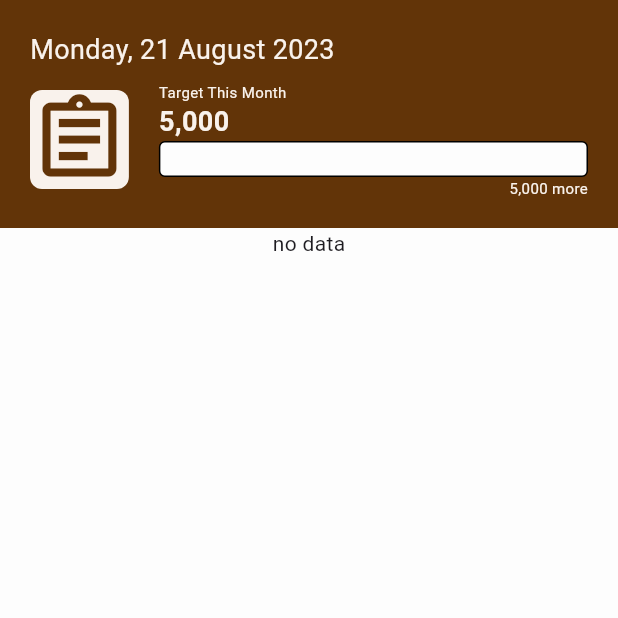
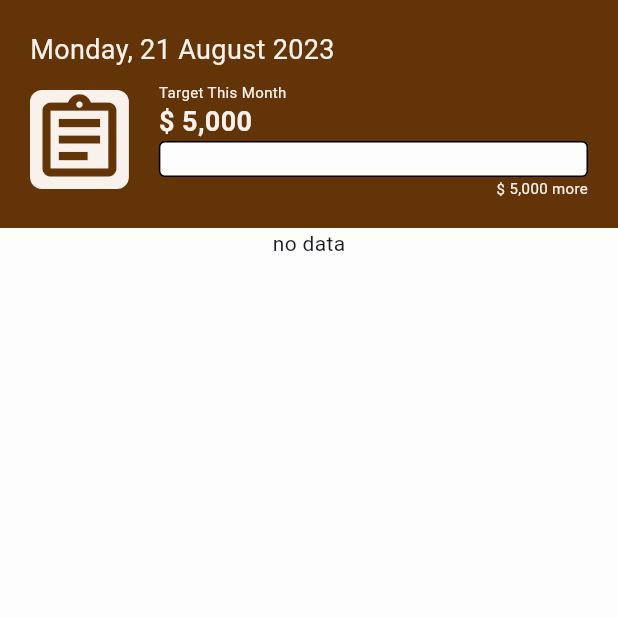
Before and after one commit to kezia2909/food_sales_recording_application, a Flutter app: the screen it shows after launch, on a phone screen of 412 x 824 dp, the top half of it. Run offline on Flutter 3.47's test engine with Material 2 defaults, Android fonts, the phone set to English and light mode, and no system bars; our stand-ins replace dropdown_textfield, get, sqflite; missing offline and left inert: iconify_flutter, number_inc_dec; accounts and stored records are empty; network calls fail.

Commit message:
update show data homepage

```diff
--- a/lib/pages/home_page.dart
+++ b/lib/pages/home_page.dart
@@ -244,9 +244,8 @@ class _HomePageState extends State<HomePage> {
                               size: 10,
                             ),
                             TitleText(
-                              text: formatCurrency
-                                  .format(_targetThisMonth)
-                                  .toString(),
+                              text:
+                                  "\$ ${formatCurrency.format(_targetThisMonth).toString()}",
                               isBold: true,
                             ),
                             Container(
@@ -273,7 +272,7 @@ class _HomePageState extends State<HomePage> {
                               alignment: Alignment.centerRight,
                               child: DetailText(
                                 text:
-                                    "${formatCurrency.format(_moreThisMonth).toString()} more",
+                                    "\$ ${formatCurrency.format(_moreThisMonth).toString()} more",
                                 color: Appcolors.lightColor,
                                 size: 10,
                               ),
@@ -307,7 +306,7 @@ class _HomePageState extends State<HomePage> {
                           DateRow(
                             date: groupedDataSales.entries
                                 .toList()[indexGroup]
-                                .key,
+                                .value[0]['customer_name'],
                             total: totalSum,
                           ),
                           ListView.builder(
--- a/lib/widgets/date_row.dart
+++ b/lib/widgets/date_row.dart
@@ -20,7 +20,7 @@ class DateRow extends StatelessWidget {
           color: Appcolors.darkGreyColor,
         ),
         DetailText(
-          text: "IDR " + totalText,
+          text: "\$ " + totalText,
           color: Appcolors.darkGreyColor,
         ),
       ]),
```
